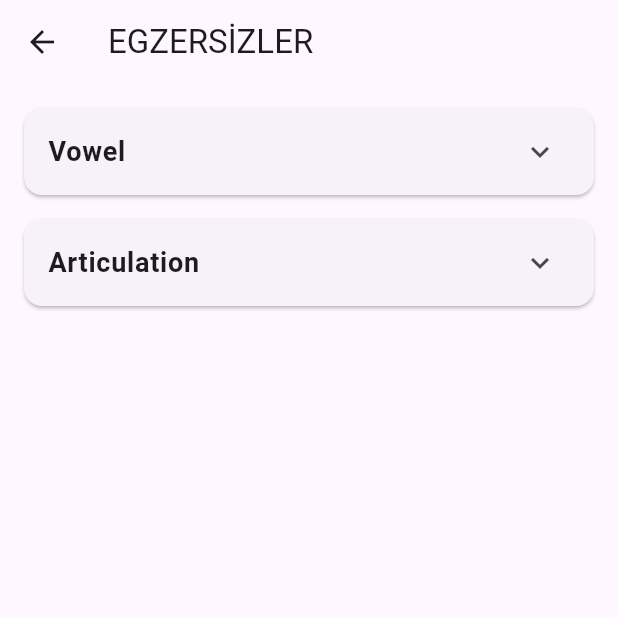
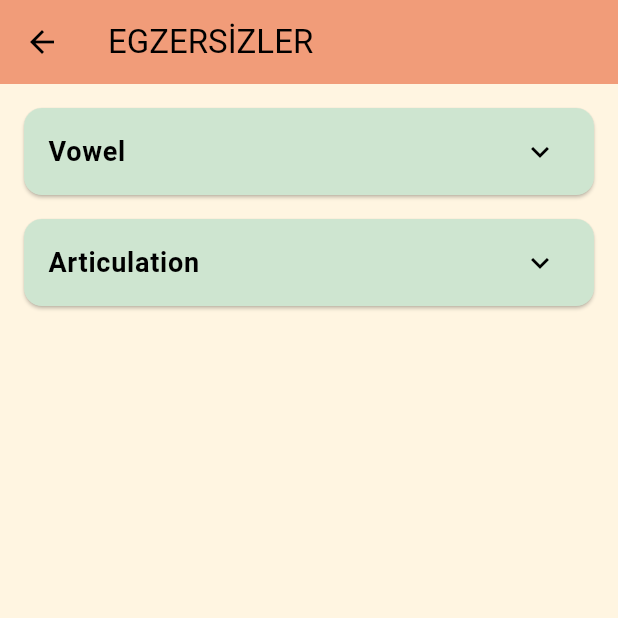
Before and after one commit to zeppzeynep/luscinia2, a Flutter app: the screen it shows after launch, after a tap on "Başla", on a phone screen of 412 x 824 dp, the top half of it. Run offline on Flutter 3.47's test engine with Material 3 defaults, Android fonts, the light colour scheme and no system bars; our stand-ins replace just_audio.

```diff
--- a/lib/main.dart
+++ b/lib/main.dart
@@ -15,12 +15,28 @@ class MyApp extends StatelessWidget {
     return MaterialApp(
       title: 'Luscinia',
       theme: ThemeData(
-        primarySwatch: Colors.blue,
-        visualDensity: VisualDensity.adaptivePlatformDensity,
+        primaryColor: const Color(0xFFF19C79),
+        colorScheme: ColorScheme.light(
+          primary: const Color(0xFFF19C79),
+          secondary: const Color(0xFFCEE5D0),
+          tertiary: const Color(0xFFFFF5E1),
+        ),
+        elevatedButtonTheme: ElevatedButtonThemeData(
+          style: ElevatedButton.styleFrom(
+            backgroundColor: const Color(0xFFF19C79),
+            foregroundColor: Colors.white,
+            padding: const EdgeInsets.symmetric(horizontal: 32, vertical: 16),
+            shape: RoundedRectangleBorder(
+              borderRadius: BorderRadius.circular(30),
+            ),
+          ),
+        ),
+        appBarTheme: const AppBarTheme(
+          backgroundColor: Color(0xFFF19C79),
+          elevation: 0,
+        ),
       ),
-      // Başlangıç ekranı olarak WelcomeScreen'i göster
       home: const WelcomeScreen(),
-      // Route'ları tanımla
       routes: {
         '/welcome': (context) => const WelcomeScreen(),
         '/exercise-list': (context) => const ExerciseListScreen(),
--- a/lib/screens/exercise_list_screen.dart
+++ b/lib/screens/exercise_list_screen.dart
@@ -8,6 +8,7 @@ class ExerciseListScreen extends StatelessWidget {
   @override
   Widget build(BuildContext context) {
     return Scaffold(
+      backgroundColor: Theme.of(context).colorScheme.tertiary,
       appBar: AppBar(
         title: const Text('EGZERSİZLER'),
       ),
--- a/lib/screens/home_screen.dart
+++ b/lib/screens/home_screen.dart
@@ -42,6 +42,7 @@ class _HomeScreenState extends State<HomeScreen> {
     final currentStep = widget.exercise.steps[currentStepIndex];
 
     return Scaffold(
+      backgroundColor: Theme.of(context).colorScheme.tertiary,
       appBar: AppBar(
         title: Text(widget.exercise.name),
       ),
--- a/lib/screens/welcome_screen.dart
+++ b/lib/screens/welcome_screen.dart
@@ -6,25 +6,74 @@ class WelcomeScreen extends StatelessWidget {
   @override
   Widget build(BuildContext context) {
     return Scaffold(
-      body: Center(
+      backgroundColor: Theme.of(context).colorScheme.tertiary,
+      body: SafeArea(
+        child: Center(
           child: Column(
             mainAxisAlignment: MainAxisAlignment.center,
             children: [
-            const Text(
+              // Logo Container
+              Container(
+                width: 200,
+                height: 200,
+                decoration: BoxDecoration(
+                  color: Colors.white,
+                  borderRadius: BorderRadius.circular(100),
+                  boxShadow: [
+                    BoxShadow(
+                      color: const Color(0xFFF19C79).withOpacity(0.3),
+                      blurRadius: 15,
+                      offset: const Offset(0, 5),
+                    ),
+                  ],
+                ),
+                child: Center(
+                  child: Image.asset(
+                    'assets/images/logo.png', // Logo dosyasının yolu
+                    width: 150,
+                    height: 150,
+                  ),
+                ),
+              ),
+              const SizedBox(height: 32),
+              Text(
                 'Luscinia',
                 style: TextStyle(
-                fontSize: 32,
+                  fontSize: 48,
                   fontWeight: FontWeight.bold,
+                  color: Theme.of(context).primaryColor,
+                  shadows: [
+                    Shadow(
+                      color: const Color(0xFFF19C79).withOpacity(0.3),
+                      offset: const Offset(0, 3),
+                      blurRadius: 5,
+                    ),
+                  ],
                 ),
               ),
-            const SizedBox(height: 20),
+              const SizedBox(height: 16),
+              const Text(
+                'Sesinizi Keşfedin',
+                style: TextStyle(
+                  fontSize: 18,
+                  color: Colors.black54,
+                ),
+              ),
+              const SizedBox(height: 48),
               ElevatedButton(
                 onPressed: () {
                   Navigator.pushNamed(context, '/exercise-list');
                 },
-              child: const Text('Başla'),
+                child: const Text(
+                  'Başla',
+                  style: TextStyle(
+                    fontSize: 20,
+                    fontWeight: FontWeight.bold,
+                  ),
+                ),
               ),
             ],
+          ),
         ),
       ),
     );
--- a/lib/widgets/exercise_card.dart
+++ b/lib/widgets/exercise_card.dart
@@ -20,6 +20,7 @@ class _ExerciseCardState extends State<ExerciseCard> {
   @override
   Widget build(BuildContext context) {
     return Card(
+      color: Theme.of(context).colorScheme.secondary,
       margin: const EdgeInsets.only(bottom: 16),
       child: ExpansionTile(
         title: Text(
--- a/lib/widgets/play_button_widget.dart
+++ b/lib/widgets/play_button_widget.dart
@@ -71,7 +71,7 @@ class _PlayButtonWidgetState extends State<PlayButtonWidget> {
     return IconButton(
       icon: Icon(
         _isPlaying ? Icons.pause_circle_filled : Icons.play_circle_filled,
-        color: Colors.blue,
+        color: Theme.of(context).colorScheme.primary,
       ),
       iconSize: 64,
       onPressed: _togglePlay,
--- a/pubspec.yaml
+++ b/pubspec.yaml
@@ -59,3 +59,4 @@ flutter:
   assets:
     - assets/audio/kumgibi3310.mp3
     - assets/audio/vowel/
+    - assets/images/logo.png
```
Also changed, not shown: assets/images/logo.png (added). Lines whose indentation alone changed are shown as unchanged.
